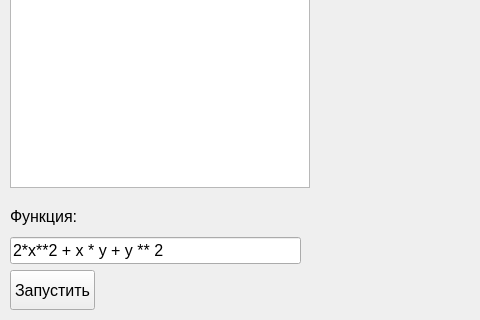
First picture: the form in src/views/mainwindow.ui, repository Bagdad1970/SearchingOptimization, before the edit; both pictures show x 0 to 480 and y 399 to 719 of the 1321 by 719 pixel window.
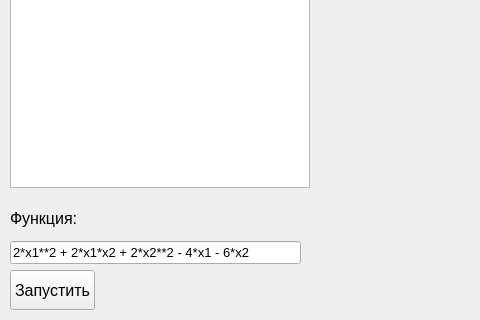
Second picture: the form after the edit.

What changed in the file:
```diff
--- a/src/views/mainwindow.ui
+++ b/src/views/mainwindow.ui
@@ -193,11 +193,11 @@
       <widget class="QLineEdit" name="Function">
        <property name="font">
         <font>
-         <pointsize>12</pointsize>
+         <pointsize>10</pointsize>
         </font>
        </property>
        <property name="text">
-        <string>2*x**2 + x * y + y ** 2</string>
+        <string>2*x1**2 + 2*x1*x2 + 2*x2**2 - 4*x1 - 6*x2</string>
        </property>
       </widget>
      </item>
```
Left out of the diff: 2 changed lines with no effect on the pictures.
